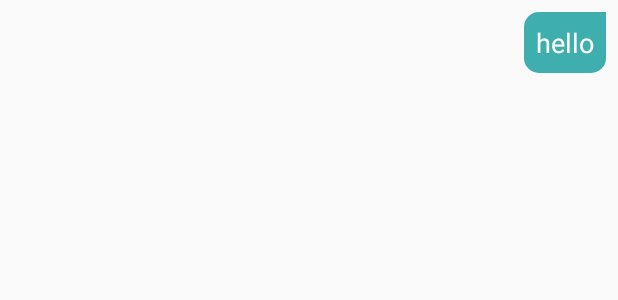
After one commit to MuhiaKevin/WakiliFinder, an Android app: the layout chat_item_right.xml on its own in the app's theme, with its tools: preview values and no code run, on a phone screen of 412 x 824 dp. The commit adds this screen. Shown: the top 300 px of the screen. Run offline under Robolectric (Android 15) with nearby library versions, the phone set to English and light mode, and no system bars.

Commit message:
Both Lawyer and Client can view messages they sent each other

```diff
--- a/app/src/main/java/com/wakilifinder/wakilifinder/ClientSignup.java
+++ b/app/src/main/java/com/wakilifinder/wakilifinder/ClientSignup.java
@@ -100,7 +100,7 @@ public class ClientSignup extends AppCompatActivity {
 
                         else{
                             String user_id = mAuth.getCurrentUser().getUid();
-                            final Userclient user = new Userclient(email,user_id,password,phone);
+                            final Userclient user = new Userclient(email,user_id,"default", password, phone);
                             DatabaseReference current_user_db = FirebaseDatabase.getInstance().getReference().child("Users").child("Clients").child(user_id);
                             current_user_db.setValue(user);
                             progressDialog.dismiss();
--- /dev/null
+++ b/app/src/main/res/drawable/background_right.xml
@@ -0,0 +1,11 @@
+<?xml version="1.0" encoding="utf-8"?>
+<shape xmlns:android="http://schemas.android.com/apk/res/android"
+    android:shape="rectangle">
+
+    <corners
+        android:radius="10dp"
+        android:topRightRadius="0dp"/>
+
+    <solid android:color="#3eaeae"/>
+
+</shape>
--- /dev/null
+++ b/app/src/main/res/layout/chat_item_right.xml
@@ -0,0 +1,37 @@
+<?xml version="1.0" encoding="utf-8"?>
+<RelativeLayout
+    xmlns:android="http://schemas.android.com/apk/res/android"
+    android:orientation="vertical"
+    android:layout_width="match_parent"
+    android:padding="8dp"
+    android:layout_height="wrap_content">
+
+    <RelativeLayout
+        android:layout_width="300dp"
+        android:layout_alignParentEnd="true"
+        android:layout_height="wrap_content"
+        android:layout_alignParentRight="true">
+
+
+        <de.hdodenhof.circleimageview.CircleImageView
+            android:layout_width="wrap_content"
+            android:layout_height="wrap_content"
+            android:id="@+id/profile_image"
+            android:visibility="gone"/>
+
+        <TextView
+            android:layout_width="wrap_content"
+            android:layout_height="wrap_content"
+            android:background="@drawable/background_right"
+            android:text="hello"
+            android:layout_alignParentEnd="true"
+            android:id="@+id/show_message"
+            android:textSize="18sp"
+            android:textColor="#fff"
+            android:padding="8dp"
+            android:layout_alignParentRight="true" />
+
+
+    </RelativeLayout>
+
+</RelativeLayout>
```
Also changed, not shown: app/src/main/java/com/wakilifinder/wakilifinder/Adapter/MessageAdapter.java (added, +95 -0 lines), app/src/main/java/com/wakilifinder/wakilifinder/MessageActivity.java (+52 -1 lines), app/src/main/java/com/wakilifinder/wakilifinder/Model/Chat.java (added, +42 -0 lines), app/src/main/java/com/wakilifinder/wakilifinder/Model/Userclient.java (+10 -1 lines), app/src/main/res/drawable/background_left.xml (added, +11 -0 lines), app/src/main/res/layout/chat_item_left.xml (added, +26 -0 lines).
